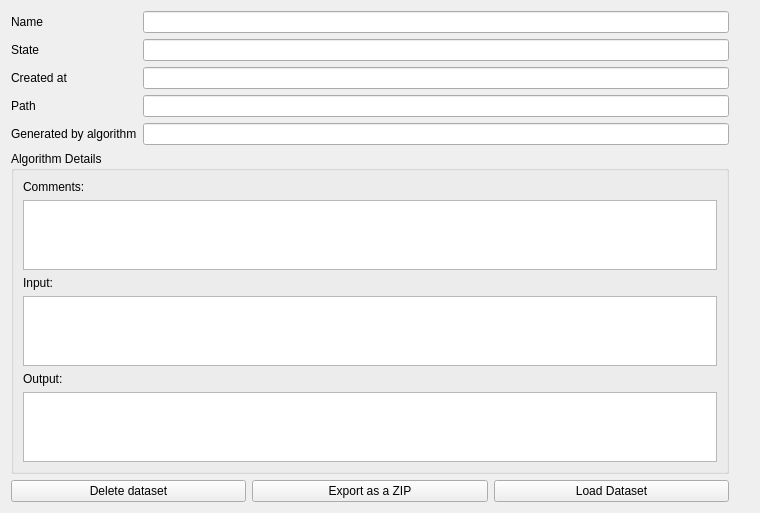
First picture: the form in LDMP/gui/WidgetDatasetItemDetails.ui, repository ConservationInternational/trends.earth, before the edit.
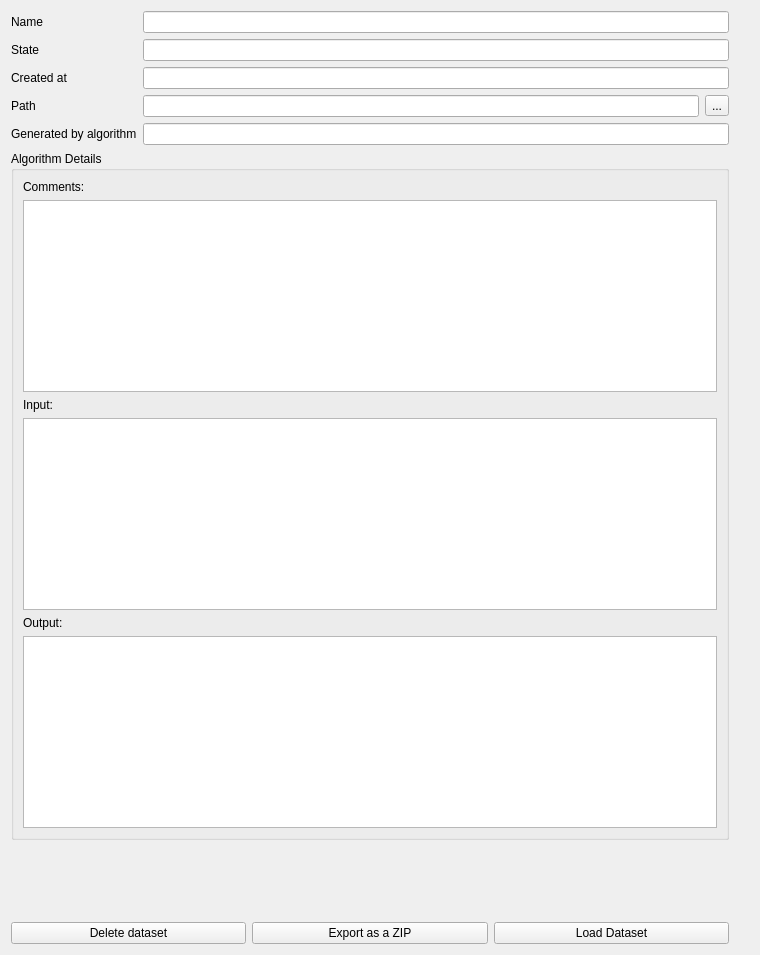
Second picture: the form after the edit. Icons and pictures are not drawn. Custom widgets are drawn as their Qt base class.

Commit message: added open directory action to details dialog

```diff
--- a/LDMP/gui/WidgetDatasetItemDetails.ui
+++ b/LDMP/gui/WidgetDatasetItemDetails.ui
@@ -7,7 +7,7 @@
     <x>0</x>
     <y>0</y>
     <width>760</width>
-    <height>353</height>
+    <height>955</height>
    </rect>
   </property>
   <property name="sizePolicy">
@@ -72,12 +72,23 @@
       </widget>
      </item>
      <item row="3" column="1">
+      <layout class="QHBoxLayout" name="horizontalLayout_2">
+       <item>
       <widget class="QLineEdit" name="path_le">
        <property name="readOnly">
         <bool>true</bool>
        </property>
       </widget>
      </item>
+       <item>
+        <widget class="QToolButton" name="open_directory_btn">
+         <property name="text">
+          <string>...</string>
+         </property>
+        </widget>
+       </item>
+      </layout>
+     </item>
      <item row="4" column="0">
       <widget class="QLabel" name="label_4">
        <property name="text">
```
Left out of the diff: 2 changed lines with no effect on the pictures. Lines whose indentation alone changed are shown as unchanged. The commit also changes 1 other file.
